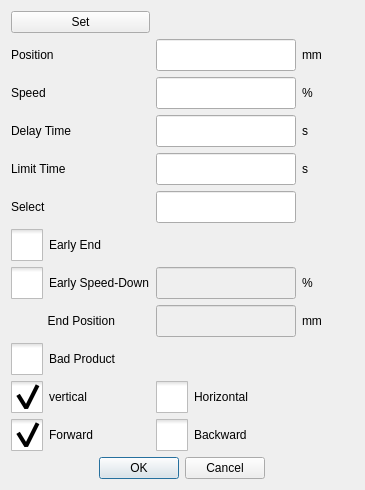
dongdong-2009/3-5AxisRobot, file hcinstruction/icinstructmodifydialog.ui: the form before one commit.
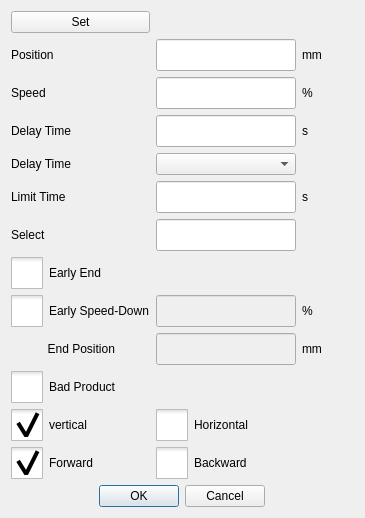
The form after the commit. Icons and pictures are not drawn. Custom widgets are drawn as their Qt base class.

The edit to the form file:
```diff
--- a/hcinstruction/icinstructmodifydialog.ui
+++ b/hcinstruction/icinstructmodifydialog.ui
@@ -18,11 +18,46 @@
     <normaloff>:/resource/parameter.png</normaloff>:/resource/parameter.png</iconset>
   </property>
   <layout class="QGridLayout" name="gridLayout">
-   <item row="7" column="1">
-    <widget class="ICLineEditWithVirtualNumericKeypad" name="earlyDownSpeedTimeEdit">
-     <property name="enabled">
-      <bool>false</bool>
+   <item row="3" column="4">
+    <spacer name="horizontalSpacer">
+     <property name="orientation">
+      <enum>Qt::Horizontal</enum>
      </property>
+     <property name="sizeHint" stdset="0">
+      <size>
+       <width>40</width>
+       <height>20</height>
+      </size>
+     </property>
+    </spacer>
+   </item>
+   <item row="3" column="0">
+    <widget class="QLabel" name="delayLabel">
+     <property name="sizePolicy">
+      <sizepolicy hsizetype="Fixed" vsizetype="Preferred">
+       <horstretch>0</horstretch>
+       <verstretch>0</verstretch>
+      </sizepolicy>
+     </property>
+     <property name="minimumSize">
+      <size>
+       <width>134</width>
+       <height>0</height>
+      </size>
+     </property>
+     <property name="maximumSize">
+      <size>
+       <width>155</width>
+       <height>16777215</height>
+      </size>
+     </property>
+     <property name="text">
+      <string>Delay Time</string>
+     </property>
+    </widget>
+   </item>
+   <item row="2" column="1">
+    <widget class="ICLineEditWithVirtualNumericKeypad" name="speedEdit">
      <property name="sizePolicy">
       <sizepolicy hsizetype="Preferred" vsizetype="Fixed">
        <horstretch>0</horstretch>
@@ -40,6 +75,124 @@
      </property>
     </widget>
    </item>
+   <item row="6" column="0">
+    <widget class="QLabel" name="selectLabel">
+     <property name="text">
+      <string>Select</string>
+     </property>
+    </widget>
+   </item>
+   <item row="12" column="1">
+    <widget class="QCheckBox" name="backwardBox">
+     <property name="sizePolicy">
+      <sizepolicy hsizetype="Fixed" vsizetype="Fixed">
+       <horstretch>0</horstretch>
+       <verstretch>0</verstretch>
+      </sizepolicy>
+     </property>
+     <property name="maximumSize">
+      <size>
+       <width>177</width>
+       <height>16777215</height>
+      </size>
+     </property>
+     <property name="styleSheet">
+      <string notr="true">::indicator {
+     width: 32px;
+     height: 32px;
+ }
+
+::indicator:unchecked 
+{
+     image: url(:/resource/check_unchecked.png);
+ }
+::indicator:checked 
+{
+     image: url(:/resource/check_checked.png);
+ }
+
+QRadioButton::indicator:checked:disabled
+{
+ image: url(:/resource/check_checked_disable.png);
+}
+
+QRadioButton::indicator:unchecked:disabled
+{
+ image: url(:/resource/check_unchecked_disable.png);
+}
+
+
+
+</string>
+     </property>
+     <property name="text">
+      <string>Backward</string>
+     </property>
+     <attribute name="buttonGroup">
+      <string notr="true">buttonGroup_2</string>
+     </attribute>
+    </widget>
+   </item>
+   <item row="5" column="0">
+    <widget class="QLabel" name="limitLabel">
+     <property name="sizePolicy">
+      <sizepolicy hsizetype="Fixed" vsizetype="Preferred">
+       <horstretch>0</horstretch>
+       <verstretch>0</verstretch>
+      </sizepolicy>
+     </property>
+     <property name="minimumSize">
+      <size>
+       <width>134</width>
+       <height>0</height>
+      </size>
+     </property>
+     <property name="maximumSize">
+      <size>
+       <width>155</width>
+       <height>16777215</height>
+      </size>
+     </property>
+     <property name="text">
+      <string>Limit Time</string>
+     </property>
+    </widget>
+   </item>
+   <item row="9" column="1">
+    <widget class="ICLineEditWithVirtualNumericKeypad" name="earlyEndTimeEdit">
+     <property name="enabled">
+      <bool>false</bool>
+     </property>
+     <property name="sizePolicy">
+      <sizepolicy hsizetype="Fixed" vsizetype="Fixed">
+       <horstretch>0</horstretch>
+       <verstretch>0</verstretch>
+      </sizepolicy>
+     </property>
+     <property name="minimumSize">
+      <size>
+       <width>140</width>
+       <height>32</height>
+      </size>
+     </property>
+     <property name="maximumSize">
+      <size>
+       <width>177</width>
+       <height>16777215</height>
+      </size>
+     </property>
+     <property name="text">
+      <string notr="true"/>
+     </property>
+    </widget>
+   </item>
+   <item row="3" column="3">
+    <widget class="QLabel" name="delayUnitLabel">
+     <property name="text">
+      <string>s</string>
+     </property>
+    </widget>
+   </item>
    <item row="2" column="0">
     <widget class="QLabel" name="speedLabel">
      <property name="text">
@@ -47,13 +200,173 @@
      </property>
     </widget>
    </item>
-   <item row="8" column="3">
+   <item row="9" column="3">
     <widget class="QLabel" name="mmLabel_2">
      <property name="text">
       <string>mm</string>
      </property>
     </widget>
    </item>
+   <item row="13" column="0" colspan="2">
+    <widget class="QDialogButtonBox" name="buttonBox">
+     <property name="sizePolicy">
+      <sizepolicy hsizetype="Preferred" vsizetype="Fixed">
+       <horstretch>0</horstretch>
+       <verstretch>0</verstretch>
+      </sizepolicy>
+     </property>
+     <property name="maximumSize">
+      <size>
+       <width>254</width>
+       <height>16777215</height>
+      </size>
+     </property>
+     <property name="orientation">
+      <enum>Qt::Horizontal</enum>
+     </property>
+     <property name="standardButtons">
+      <set>QDialogButtonBox::Cancel|QDialogButtonBox::Ok</set>
+     </property>
+    </widget>
+   </item>
+   <item row="8" column="3">
+    <widget class="QLabel" name="mmLabel_4">
+     <property name="text">
+      <string>%</string>
+     </property>
+    </widget>
+   </item>
+   <item row="12" column="0">
+    <widget class="QCheckBox" name="forwardBox">
+     <property name="sizePolicy">
+      <sizepolicy hsizetype="Fixed" vsizetype="Fixed">
+       <horstretch>0</horstretch>
+       <verstretch>0</verstretch>
+      </sizepolicy>
+     </property>
+     <property name="maximumSize">
+      <size>
+       <width>177</width>
+       <height>16777215</height>
+      </size>
+     </property>
+     <property name="layoutDirection">
+      <enum>Qt::LeftToRight</enum>
+     </property>
+     <property name="styleSheet">
+      <string notr="true">::indicator {
+     width: 32px;
+     height: 32px;
+ }
+
+::indicator:unchecked 
+{
+     image: url(:/resource/check_unchecked.png);
+ }
+::indicator:checked 
+{
+     image: url(:/resource/check_checked.png);
+ }
+
+QRadioButton::indicator:checked:disabled
+{
+ image: url(:/resource/check_checked_disable.png);
+}
+
+QRadioButton::indicator:unchecked:disabled
+{
+ image: url(:/resource/check_unchecked_disable.png);
+}
+
+
+
+</string>
+     </property>
+     <property name="text">
+      <string>Forward</string>
+     </property>
+     <property name="checkable">
+      <bool>true</bool>
+     </property>
+     <property name="checked">
+      <bool>true</bool>
+     </property>
+     <attribute name="buttonGroup">
+      <string notr="true">buttonGroup_2</string>
+     </attribute>
+    </widget>
+   </item>
+   <item row="1" column="3">
+    <widget class="QLabel" name="mmLabel">
+     <property name="text">
+      <string>mm</string>
+     </property>
+    </widget>
+   </item>
+   <item row="6" column="1">
+    <widget class="ICLineEditWithVirtualNumericKeypad" name="selectEdit">
+     <property name="sizePolicy">
+      <sizepolicy hsizetype="Preferred" vsizetype="Fixed">
+       <horstretch>0</horstretch>
+       <verstretch>0</verstretch>
+      </sizepolicy>
+     </property>
+     <property name="minimumSize">
+      <size>
+       <width>0</width>
+       <height>32</height>
+      </size>
+     </property>
+     <property name="text">
+      <string notr="true"/>
+     </property>
+    </widget>
+   </item>
+   <item row="1" column="1">
+    <widget class="ICLineEditWithVirtualNumericKeypad" name="posEdit">
+     <property name="sizePolicy">
+      <sizepolicy hsizetype="Preferred" vsizetype="Fixed">
+       <horstretch>0</horstretch>
+       <verstretch>0</verstretch>
+      </sizepolicy>
+     </property>
+     <property name="minimumSize">
+      <size>
+       <width>0</width>
+       <height>32</height>
+      </size>
+     </property>
+     <property name="text">
+      <string notr="true"/>
+     </property>
+    </widget>
+   </item>
+   <item row="2" column="3">
+    <widget class="QLabel" name="precentLabel">
+     <property name="text">
+      <string>%</string>
+     </property>
+    </widget>
+   </item>
+   <item row="5" column="1">
+    <widget class="ICLineEditWithVirtualNumericKeypad" name="limitTimeEdit">
+     <property name="sizePolicy">
+      <sizepolicy hsizetype="Preferred" vsizetype="Fixed">
+       <horstretch>0</horstretch>
+       <verstretch>0</verstretch>
+      </sizepolicy>
+     </property>
+     <property name="minimumSize">
+      <size>
+       <width>0</width>
+       <height>32</height>
+      </size>
+     </property>
+     <property name="text">
+      <string notr="true"/>
+     </property>
+    </widget>
+   </item>
    <item row="1" column="0">
     <widget class="QLabel" name="positionLabel">
      <property name="text">
@@ -61,7 +374,77 @@
      </property>
     </widget>
    </item>
-   <item row="9" column="0">
+   <item row="11" column="1">
+    <widget class="QCheckBox" name="horizontalBox">
+     <property name="sizePolicy">
+      <sizepolicy hsizetype="Fixed" vsizetype="Fixed">
+       <horstretch>0</horstretch>
+       <verstretch>0</verstretch>
+      </sizepolicy>
+     </property>
+     <property name="maximumSize">
+      <size>
+       <width>177</width>
+       <height>16777215</height>
+      </size>
+     </property>
+     <property name="styleSheet">
+      <string notr="true">::indicator {
+     width: 32px;
+     height: 32px;
+ }
+
+::indicator:unchecked 
+{
+     image: url(:/resource/check_unchecked.png);
+ }
+::indicator:checked 
+{
+     image: url(:/resource/check_checked.png);
+ }
+
+QRadioButton::indicator:checked:disabled
+{
+ image: url(:/resource/check_checked_disable.png);
+}
+
+QRadioButton::indicator:unchecked:disabled
+{
+ image: url(:/resource/check_unchecked_disable.png);
+}
+
+
+
+</string>
+     </property>
+     <property name="text">
+      <string>Horizontal</string>
+     </property>
+     <attribute name="buttonGroup">
+      <string notr="true">buttonGroup</string>
+     </attribute>
+    </widget>
+   </item>
+   <item row="3" column="1">
+    <widget class="ICLineEditWithVirtualNumericKeypad" name="delayTimeEdit">
+     <property name="sizePolicy">
+      <sizepolicy hsizetype="Preferred" vsizetype="Fixed">
+       <horstretch>0</horstretch>
+       <verstretch>0</verstretch>
+      </sizepolicy>
+     </property>
+     <property name="minimumSize">
+      <size>
+       <width>0</width>
+       <height>32</height>
+      </size>
+     </property>
+     <property name="text">
+      <string notr="true"/>
+     </property>
+    </widget>
+   </item>
+   <item row="10" column="0">
     <widget class="QCheckBox" name="badProductBox">
      <property name="styleSheet">
       <string notr="true">::indicator {
@@ -97,158 +480,20 @@
      </property>
     </widget>
    </item>
-   <item row="10" column="0">
-    <widget class="QCheckBox" name="verticalBox">
-     <property name="sizePolicy">
-      <sizepolicy hsizetype="Fixed" vsizetype="Fixed">
-       <horstretch>0</horstretch>
-       <verstretch>0</verstretch>
-      </sizepolicy>
-     </property>
-     <property name="maximumSize">
-      <size>
-       <width>177</width>
-       <height>16777215</height>
-      </size>
-     </property>
-     <property name="layoutDirection">
-      <enum>Qt::LeftToRight</enum>
-     </property>
-     <property name="styleSheet">
-      <string notr="true">::indicator {
-     width: 32px;
-     height: 32px;
- }
-
-::indicator:unchecked 
-{
-     image: url(:/resource/check_unchecked.png);
- }
-::indicator:checked 
-{
-     image: url(:/resource/check_checked.png);
- }
-
-QRadioButton::indicator:checked:disabled
-{
- image: url(:/resource/check_checked_disable.png);
-}
-
-QRadioButton::indicator:unchecked:disabled
-{
- image: url(:/resource/check_unchecked_disable.png);
-}
-
-
-
-</string>
-     </property>
-     <property name="text">
-      <string>vertical</string>
-     </property>
-     <property name="checkable">
-      <bool>true</bool>
-     </property>
-     <property name="checked">
-      <bool>true</bool>
-     </property>
-     <attribute name="buttonGroup">
-      <string notr="true">buttonGroup</string>
-     </attribute>
-    </widget>
-   </item>
-   <item row="3" column="3">
-    <widget class="QLabel" name="delayUnitLabel">
-     <property name="text">
-      <string>s</string>
-     </property>
-    </widget>
-   </item>
-   <item row="3" column="0">
-    <widget class="QLabel" name="delayLabel">
-     <property name="sizePolicy">
-      <sizepolicy hsizetype="Fixed" vsizetype="Preferred">
-       <horstretch>0</horstretch>
-       <verstretch>0</verstretch>
-      </sizepolicy>
-     </property>
-     <property name="minimumSize">
-      <size>
-       <width>134</width>
-       <height>0</height>
-      </size>
-     </property>
-     <property name="maximumSize">
-      <size>
-       <width>155</width>
-       <height>16777215</height>
-      </size>
-     </property>
-     <property name="text">
-      <string>Delay Time</string>
-     </property>
-    </widget>
-   </item>
-   <item row="8" column="0">
-    <widget class="QLabel" name="label">
+   <item row="0" column="0">
+    <widget class="QPushButton" name="setButton">
      <property name="sizePolicy">
       <sizepolicy hsizetype="Minimum" vsizetype="Fixed">
        <horstretch>0</horstretch>
        <verstretch>0</verstretch>
       </sizepolicy>
      </property>
-     <property name="layoutDirection">
-      <enum>Qt::RightToLeft</enum>
-     </property>
      <property name="text">
-      <string>           End Position</string>
+      <string>Set</string>
      </property>
     </widget>
    </item>
-   <item row="7" column="3">
-    <widget class="QLabel" name="mmLabel_4">
-     <property name="text">
-      <string>%</string>
-     </property>
-    </widget>
-   </item>
-   <item row="5" column="0">
-    <widget class="QLabel" name="selectLabel">
-     <property name="text">
-      <string>Select</string>
-     </property>
-    </widget>
-   </item>
-   <item row="1" column="3">
-    <widget class="QLabel" name="mmLabel">
-     <property name="text">
-      <string>mm</string>
-     </property>
-    </widget>
-   </item>
-   <item row="12" column="0" colspan="2">
-    <widget class="QDialogButtonBox" name="buttonBox">
-     <property name="sizePolicy">
-      <sizepolicy hsizetype="Preferred" vsizetype="Fixed">
-       <horstretch>0</horstretch>
-       <verstretch>0</verstretch>
-      </sizepolicy>
-     </property>
-     <property name="maximumSize">
-      <size>
-       <width>254</width>
-       <height>16777215</height>
-      </size>
-     </property>
-     <property name="orientation">
-      <enum>Qt::Horizontal</enum>
-     </property>
-     <property name="standardButtons">
-      <set>QDialogButtonBox::Cancel|QDialogButtonBox::Ok</set>
-     </property>
-    </widget>
-   </item>
-   <item row="6" column="0">
+   <item row="7" column="0">
     <widget class="QCheckBox" name="earlyEndCheckBox">
      <property name="styleSheet">
       <string notr="true">::indicator {
@@ -284,61 +529,105 @@
      </property>
     </widget>
    </item>
-   <item row="2" column="3">
-    <widget class="QLabel" name="precentLabel">
-     <property name="text">
-      <string>%</string>
-     </property>
-    </widget>
-   </item>
-   <item row="2" column="1">
-    <widget class="ICLineEditWithVirtualNumericKeypad" name="speedEdit">
-     <property name="sizePolicy">
-      <sizepolicy hsizetype="Preferred" vsizetype="Fixed">
-       <horstretch>0</horstretch>
-       <verstretch>0</verstretch>
-      </sizepolicy>
-     </property>
-     <property name="minimumSize">
-      <size>
-       <width>0</width>
-       <height>32</height>
-      </size>
-     </property>
-     <property name="text">
-      <string notr="true"/>
-     </property>
-    </widget>
-   </item>
    <item row="8" column="1">
-    <widget class="ICLineEditWithVirtualNumericKeypad" name="earlyEndTimeEdit">
+    <widget class="ICLineEditWithVirtualNumericKeypad" name="earlyDownSpeedTimeEdit">
      <property name="enabled">
       <bool>false</bool>
      </property>
      <property name="sizePolicy">
-      <sizepolicy hsizetype="Fixed" vsizetype="Fixed">
+      <sizepolicy hsizetype="Preferred" vsizetype="Fixed">
        <horstretch>0</horstretch>
        <verstretch>0</verstretch>
       </sizepolicy>
      </property>
      <property name="minimumSize">
       <size>
-       <width>140</width>
+       <width>0</width>
        <height>32</height>
       </size>
      </property>
+     <property name="text">
+      <string notr="true"/>
+     </property>
+    </widget>
+   </item>
+   <item row="9" column="0">
+    <widget class="QLabel" name="label">
+     <property name="sizePolicy">
+      <sizepolicy hsizetype="Minimum" vsizetype="Fixed">
+       <horstretch>0</horstretch>
+       <verstretch>0</verstretch>
+      </sizepolicy>
+     </property>
+     <property name="layoutDirection">
+      <enum>Qt::RightToLeft</enum>
+     </property>
+     <property name="text">
+      <string>           End Position</string>
+     </property>
+    </widget>
+   </item>
+   <item row="11" column="0">
+    <widget class="QCheckBox" name="verticalBox">
+     <property name="sizePolicy">
+      <sizepolicy hsizetype="Fixed" vsizetype="Fixed">
+       <horstretch>0</horstretch>
+       <verstretch>0</verstretch>
+      </sizepolicy>
+     </property>
      <property name="maximumSize">
       <size>
        <width>177</width>
        <height>16777215</height>
       </size>
      </property>
+     <property name="layoutDirection">
+      <enum>Qt::LeftToRight</enum>
+     </property>
+     <property name="styleSheet">
+      <string notr="true">::indicator {
+     width: 32px;
+     height: 32px;
+ }
+
+::indicator:unchecked 
+{
+     image: url(:/resource/check_unchecked.png);
+ }
+::indicator:checked 
+{
+     image: url(:/resource/check_checked.png);
+ }
+
+QRadioButton::indicator:checked:disabled
+{
+ image: url(:/resource/check_checked_disable.png);
+}
+
+QRadioButton::indicator:unchecked:disabled
+{
+ image: url(:/resource/check_unchecked_disable.png);
+}
+
+
+
+</string>
+     </property>
      <property name="text">
-      <string notr="true"/>
+      <string>vertical</string>
      </property>
+     <property name="checkable">
+      <bool>true</bool>
+     </property>
+     <property name="checked">
+      <bool>true</bool>
+     </property>
+     <attribute name="buttonGroup">
+      <string notr="true">buttonGroup</string>
+     </attribute>
     </widget>
    </item>
-   <item row="7" column="0">
+   <item row="8" column="0">
     <widget class="QCheckBox" name="earlySpeedDownCheckBox">
      <property name="sizePolicy">
       <sizepolicy hsizetype="Fixed" vsizetype="Fixed">
@@ -392,300 +681,39 @@
      </property>
     </widget>
    </item>
-   <item row="5" column="1">
-    <widget class="ICLineEditWithVirtualNumericKeypad" name="selectEdit">
-     <property name="sizePolicy">
-      <sizepolicy hsizetype="Preferred" vsizetype="Fixed">
-       <horstretch>0</horstretch>
-       <verstretch>0</verstretch>
-      </sizepolicy>
-     </property>
-     <property name="minimumSize">
-      <size>
-       <width>0</width>
-       <height>32</height>
-      </size>
-     </property>
-     <property name="text">
-      <string notr="true"/>
-     </property>
-    </widget>
-   </item>
-   <item row="0" column="0">
-    <widget class="QPushButton" name="setButton">
-     <property name="sizePolicy">
-      <sizepolicy hsizetype="Minimum" vsizetype="Fixed">
-       <horstretch>0</horstretch>
-       <verstretch>0</verstretch>
-      </sizepolicy>
-     </property>
-     <property name="text">
-      <string>Set</string>
-     </property>
-    </widget>
-   </item>
-   <item row="10" column="1">
-    <widget class="QCheckBox" name="horizontalBox">
-     <property name="sizePolicy">
-      <sizepolicy hsizetype="Fixed" vsizetype="Fixed">
-       <horstretch>0</horstretch>
-       <verstretch>0</verstretch>
-      </sizepolicy>
-     </property>
-     <property name="maximumSize">
-      <size>
-       <width>177</width>
-       <height>16777215</height>
-      </size>
-     </property>
-     <property name="styleSheet">
-      <string notr="true">::indicator {
-     width: 32px;
-     height: 32px;
- }
-
-::indicator:unchecked 
-{
-     image: url(:/resource/check_unchecked.png);
- }
-::indicator:checked 
-{
-     image: url(:/resource/check_checked.png);
- }
-
-QRadioButton::indicator:checked:disabled
-{
- image: url(:/resource/check_checked_disable.png);
-}
-
-QRadioButton::indicator:unchecked:disabled
-{
- image: url(:/resource/check_unchecked_disable.png);
-}
-
-
-
-</string>
-     </property>
-     <property name="text">
-      <string>Horizontal</string>
-     </property>
-     <attribute name="buttonGroup">
-      <string notr="true">buttonGroup</string>
-     </attribute>
-    </widget>
-   </item>
-   <item row="1" column="1">
-    <widget class="ICLineEditWithVirtualNumericKeypad" name="posEdit">
-     <property name="sizePolicy">
-      <sizepolicy hsizetype="Preferred" vsizetype="Fixed">
-       <horstretch>0</horstretch>
-       <verstretch>0</verstretch>
-      </sizepolicy>
-     </property>
-     <property name="minimumSize">
-      <size>
-       <width>0</width>
-       <height>32</height>
-      </size>
-     </property>
-     <property name="text">
-      <string notr="true"/>
-     </property>
-    </widget>
-   </item>
-   <item row="3" column="1">
-    <widget class="ICLineEditWithVirtualNumericKeypad" name="delayTimeEdit">
-     <property name="sizePolicy">
-      <sizepolicy hsizetype="Preferred" vsizetype="Fixed">
-       <horstretch>0</horstretch>
-       <verstretch>0</verstretch>
-      </sizepolicy>
-     </property>
-     <property name="minimumSize">
-      <size>
-       <width>0</width>
-       <height>32</height>
-      </size>
-     </property>
-     <property name="text">
-      <string notr="true"/>
-     </property>
-    </widget>
-   </item>
-   <item row="3" column="4">
-    <spacer name="horizontalSpacer">
-     <property name="orientation">
-      <enum>Qt::Horizontal</enum>
-     </property>
-     <property name="sizeHint" stdset="0">
-      <size>
-       <width>40</width>
-       <height>20</height>
-      </size>
-     </property>
-    </spacer>
-   </item>
-   <item row="4" column="3">
+   <item row="5" column="3">
     <widget class="QLabel" name="limitUnitLabel">
      <property name="text">
       <string>s</string>
      </property>
     </widget>
    </item>
-   <item row="4" column="0">
-    <widget class="QLabel" name="limitLabel">
-     <property name="sizePolicy">
-      <sizepolicy hsizetype="Fixed" vsizetype="Preferred">
-       <horstretch>0</horstretch>
-       <verstretch>0</verstretch>
-      </sizepolicy>
-     </property>
-     <property name="minimumSize">
-      <size>
-       <width>134</width>
-       <height>0</height>
-      </size>
-     </property>
-     <property name="maximumSize">
-      <size>
-       <width>155</width>
-       <height>16777215</height>
-      </size>
-     </property>
-     <property name="text">
-      <string>Limit Time</string>
-     </property>
-    </widget>
-   </item>
    <item row="4" column="1">
-    <widget class="ICLineEditWithVirtualNumericKeypad" name="limitTimeEdit">
+    <widget class="QComboBox" name="flagBox"/>
+   </item>
+   <item row="4" column="0">
+    <widget class="QLabel" name="returnStepLabel">
      <property name="sizePolicy">
-      <sizepolicy hsizetype="Preferred" vsizetype="Fixed">
+      <sizepolicy hsizetype="Fixed" vsizetype="Preferred">
        <horstretch>0</horstretch>
        <verstretch>0</verstretch>
       </sizepolicy>
      </property>
      <property name="minimumSize">
       <size>
-       <width>0</width>
-       <height>32</height>
+       <width>134</width>
+       <height>0</height>
       </size>
      </property>
-     <property name="text">
-      <string notr="true"/>
-     </property>
-    </widget>
-   </item>
-   <item row="11" column="0">
-    <widget class="QCheckBox" name="forwardBox">
-     <property name="sizePolicy">
-      <sizepolicy hsizetype="Fixed" vsizetype="Fixed">
-       <horstretch>0</horstretch>
-       <verstretch>0</verstretch>
-      </sizepolicy>
-     </property>
      <property name="maximumSize">
       <size>
-       <width>177</width>
+       <width>155</width>
        <height>16777215</height>
       </size>
      </property>
-     <property name="layoutDirection">
-      <enum>Qt::LeftToRight</enum>
-     </property>
-     <property name="styleSheet">
-      <string notr="true">::indicator {
-     width: 32px;
-     height: 32px;
- }
-
-::indicator:unchecked 
-{
-     image: url(:/resource/check_unchecked.png);
- }
-::indicator:checked 
-{
-     image: url(:/resource/check_checked.png);
- }
-
-QRadioButton::indicator:checked:disabled
-{
- image: url(:/resource/check_checked_disable.png);
-}
-
-QRadioButton::indicator:unchecked:disabled
-{
- image: url(:/resource/check_unchecked_disable.png);
-}
-
-
-
-</string>
-     </property>
      <property name="text">
-      <string>Forward</string>
+      <string>Delay Time</string>
      </property>
-     <property name="checkable">
-      <bool>true</bool>
-     </property>
-     <property name="checked">
-      <bool>true</bool>
-     </property>
-     <attribute name="buttonGroup">
-      <string notr="true">buttonGroup_2</string>
-     </attribute>
-    </widget>
-   </item>
-   <item row="11" column="1">
-    <widget class="QCheckBox" name="backwardBox">
-     <property name="sizePolicy">
-      <sizepolicy hsizetype="Fixed" vsizetype="Fixed">
-       <horstretch>0</horstretch>
-       <verstretch>0</verstretch>
-      </sizepolicy>
-     </property>
-     <property name="maximumSize">
-      <size>
-       <width>177</width>
-       <height>16777215</height>
-      </size>
-     </property>
-     <property name="styleSheet">
-      <string notr="true">::indicator {
-     width: 32px;
-     height: 32px;
- }
-
-::indicator:unchecked 
-{
-     image: url(:/resource/check_unchecked.png);
- }
-::indicator:checked 
-{
-     image: url(:/resource/check_checked.png);
- }
-
-QRadioButton::indicator:checked:disabled
-{
- image: url(:/resource/check_checked_disable.png);
-}
-
-QRadioButton::indicator:unchecked:disabled
-{
- image: url(:/resource/check_unchecked_disable.png);
-}
-
-
-
-</string>
-     </property>
-     <property name="text">
-      <string>Backward</string>
-     </property>
-     <attribute name="buttonGroup">
-      <string notr="true">buttonGroup_2</string>
-     </attribute>
     </widget>
    </item>
   </layout>
```
